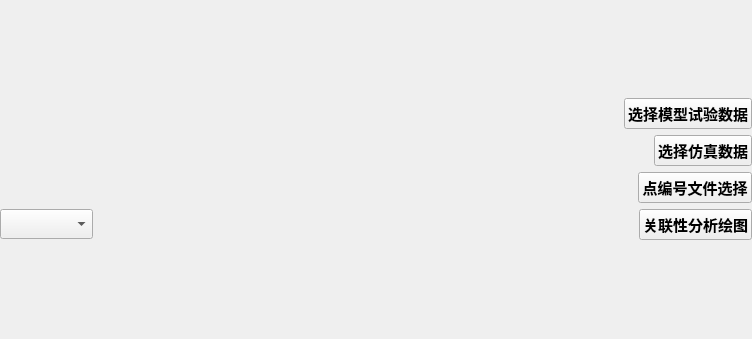
First picture: the form in uifile/corwindow.ui, repository Meihongtao/GUI, before the edit.
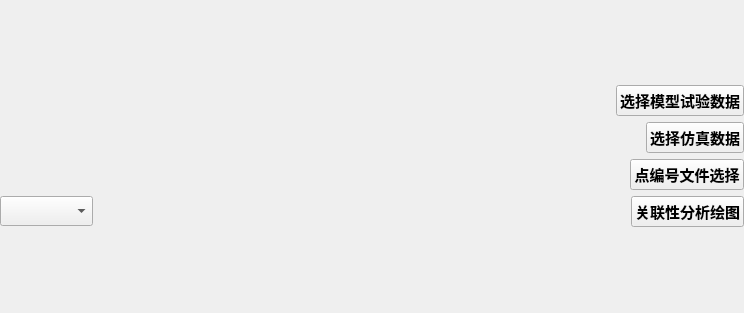
Second picture: the form after the edit.

Diff of the .ui file:
```diff
--- a/uifile/corwindow.ui
+++ b/uifile/corwindow.ui
@@ -6,8 +6,8 @@
    <rect>
     <x>0</x>
     <y>0</y>
-    <width>752</width>
-    <height>339</height>
+    <width>744</width>
+    <height>313</height>
    </rect>
   </property>
   <property name="windowTitle">
```
